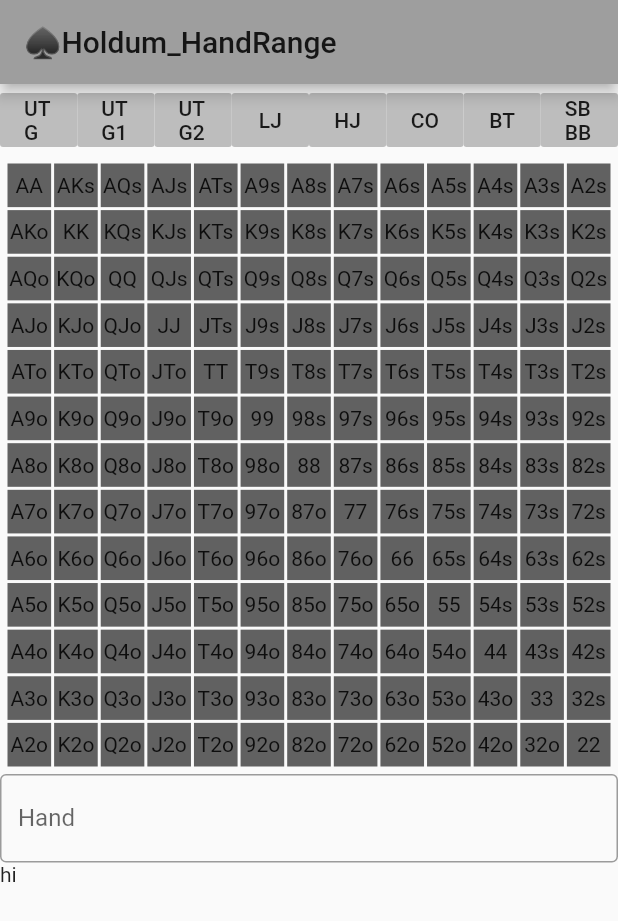
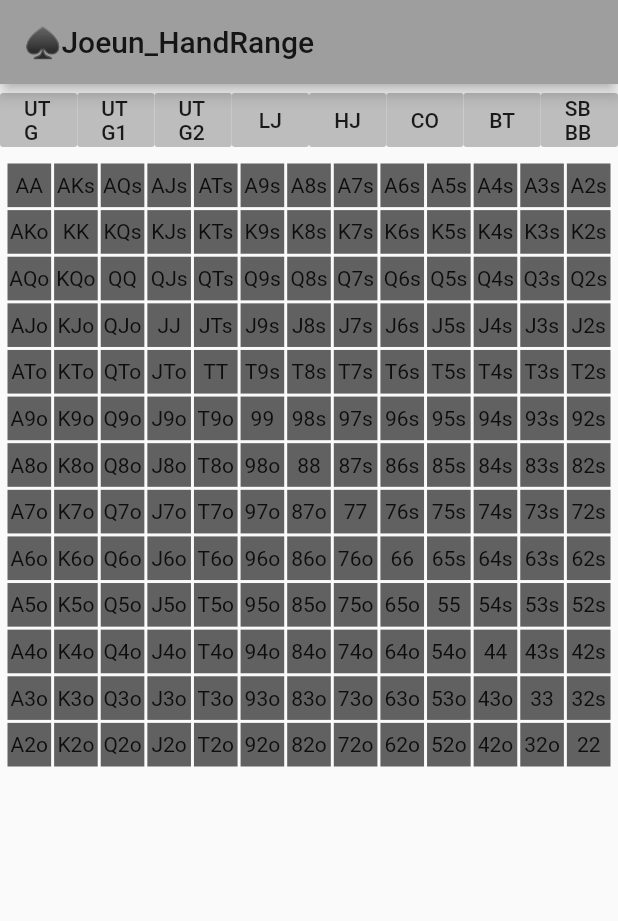
Before and after one commit to Jowooseok/Jowooseok-Flutter_Holdum_Handrange, a Flutter app: the screen it shows after launch, on a phone screen of 412 x 824 dp. Shown: the top 921 px of the screen. Run offline on Flutter 3.47's test engine with Material 2 defaults, Android fonts, the phone set to English and light mode, and no system bars.

Commit message:
이전 상태 임시저장

```diff
--- a/flutter_app/lib/main.dart
+++ b/flutter_app/lib/main.dart
@@ -43,7 +43,7 @@ class _MyHomePageState extends State<MyHomePage> {
   Widget build(BuildContext context) {
     return Scaffold(
       appBar: AppBar(
-        title: Text('♠Holdum_HandRange'),
+        title: Text('♠Joeun_HandRange'),
       ),
       body: SafeArea(
         child: Column(
@@ -407,22 +407,22 @@ class _MyHomePageState extends State<MyHomePage> {
                 )
               ],
             ),
-            Row(
-              children: [
-                Flexible(
-                    child: TextField(
-                  obscureText: false,
-                  onSubmitted: (String value) => {print(value)},
-                  decoration: InputDecoration(
-                    border: OutlineInputBorder(),
-                    labelText: 'Hand',
-                  ),
-                )),
-              ],
-            ),
-            Row(
-              children: [Text('hi')],
-            ),
+//            Row(
+//              children: [
+//                Flexible(
+//                    child: TextField(
+//                  obscureText: false,
+//                  onSubmitted: (String value) => {print(value)},
+//                  decoration: InputDecoration(
+//                    border: OutlineInputBorder(),
+//                    labelText: 'Hand',
+//                  ),
+//                )),
+//              ],
+//            ),
+//            Row(
+//              children: [Text('hi')],
+//            ),
           ],
         ),
       ),
```
